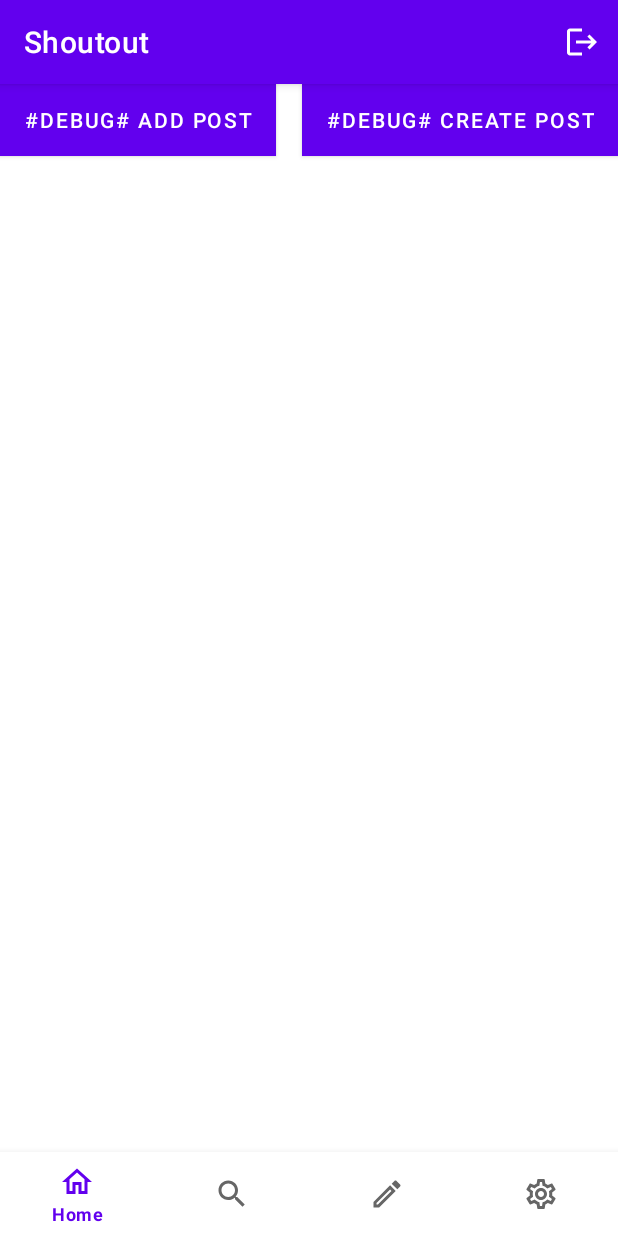
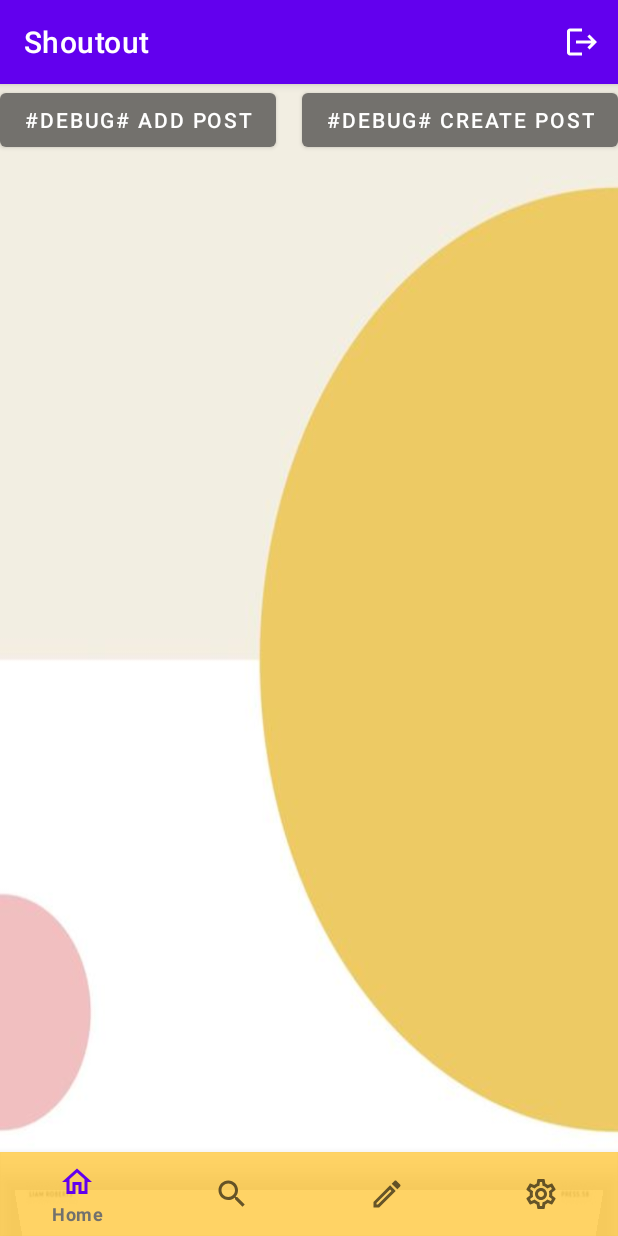
Before and after one commit to Mike-D-Langdon/Project3, an Android app: the screen it shows after launch once a user with an empty profile is signed in (MainActivity), on a phone screen of 412 x 824 dp. Run offline under Robolectric (Android 15) with nearby library versions, the light colour scheme and no system bars; our stand-ins replace Firebase (no records; nobody signed in at launch, a user with empty details on screens opened directly).

Commit message:
Added background to all xml

```diff
--- a/app/src/main/res/layout/activity_create_post.xml
+++ b/app/src/main/res/layout/activity_create_post.xml
@@ -4,6 +4,7 @@
     xmlns:tools="http://schemas.android.com/tools"
     android:layout_width="match_parent"
     android:layout_height="match_parent"
+    android:background="@drawable/bgapp"
     tools:context=".activity.CreatePostActivity">
 
     <EditText
--- a/app/src/main/res/layout/activity_login.xml
+++ b/app/src/main/res/layout/activity_login.xml
@@ -5,6 +5,7 @@
     android:layout_width="match_parent"
     android:layout_height="match_parent"
     android:scrollbars="none"
+    android:background="@drawable/bgapp"
     app:barrierAllowsGoneWidgets="false"
     app:layout_constrainedHeight="true"
     app:layout_constrainedWidth="true">
@@ -16,7 +17,7 @@
         android:layout_marginTop="95dp"
         android:fontFamily="sans-serif"
         android:text="@string/app_name"
-        android:textColor="@color/yellow_300"
+        android:textColor="@color/gray_200"
         android:textSize="36sp"
         android:textStyle="bold"
         app:layout_constraintEnd_toEndOf="parent"
--- a/app/src/main/res/layout/activity_main.xml
+++ b/app/src/main/res/layout/activity_main.xml
@@ -5,6 +5,7 @@
 
     android:layout_width="match_parent"
     android:layout_height="match_parent"
+    android:background="@drawable/bgapp"
     tools:context=".activity.MainActivity">
 
     <Button
@@ -13,7 +14,7 @@
         android:onClick="debug_addPost"
         android:id="@+id/button_debug_addPost"
         android:text="#DEBUG# Add Post"
-        android:background="@color/yellow_300"/>
+        app:backgroundTint="@color/gray_200"/>
 
     <ScrollView
         android:layout_width="match_parent"
@@ -33,7 +34,9 @@
         android:layout_width="match_parent"
         android:layout_height="wrap_content"
         android:layout_alignParentBottom="true"
-        app:menu="@menu/menu_bottom_navigation" />
+        app:menu="@menu/menu_bottom_navigation"
+        app:backgroundTint="@color/yellow_300"
+        app:itemTextColor="@color/gray_200"/>
 
     <Button
         android:id="@+id/button_main_debugCreatePost"
@@ -44,6 +47,6 @@
         android:layout_marginEnd="0dp"
         android:layout_marginRight="0dp"
         android:text="#DEBUG# Create post"
-        android:background="@color/yellow_300"/>
+        app:backgroundTint="@color/gray_200"/>
 
 </RelativeLayout>
--- a/app/src/main/res/layout/activity_sign_up.xml
+++ b/app/src/main/res/layout/activity_sign_up.xml
@@ -4,6 +4,7 @@
     android:layout_width="match_parent"
     android:layout_height="match_parent"
     android:scrollbars="none"
+    android:background="@drawable/bgapp"
     app:barrierAllowsGoneWidgets="false"
     app:layout_constrainedHeight="true"
     app:layout_constrainedWidth="true">
--- a/app/src/main/res/layout/fragment_post.xml
+++ b/app/src/main/res/layout/fragment_post.xml
@@ -5,6 +5,7 @@
     android:id="@+id/layout_post_parent"
     android:layout_width="match_parent"
     android:layout_height="match_parent"
+    android:background="@drawable/bgapp"
     tools:context=".activity.fragment.PostFragment" >
 
     <ImageView
--- a/app/src/main/res/values/colors.xml
+++ b/app/src/main/res/values/colors.xml
@@ -10,7 +10,7 @@
     <color name="white">#FFFFFFFF</color>
     <color name="gray_100">#C5C3C3</color>
     <color name="yellow_100">#F1E2BD</color>
-    <color name="yellow_300">#FFCA43</color>
+    <color name="yellow_300">#D0FFCA43</color>
     <color name="gray_200">#73716D</color>
 
 </resources>
```
Also changed, not shown: app/src/main/res/layout/fragment_user_settings.xml (+8 -4 lines), app/src/main/res/drawable/bgapp.jpg (added).
